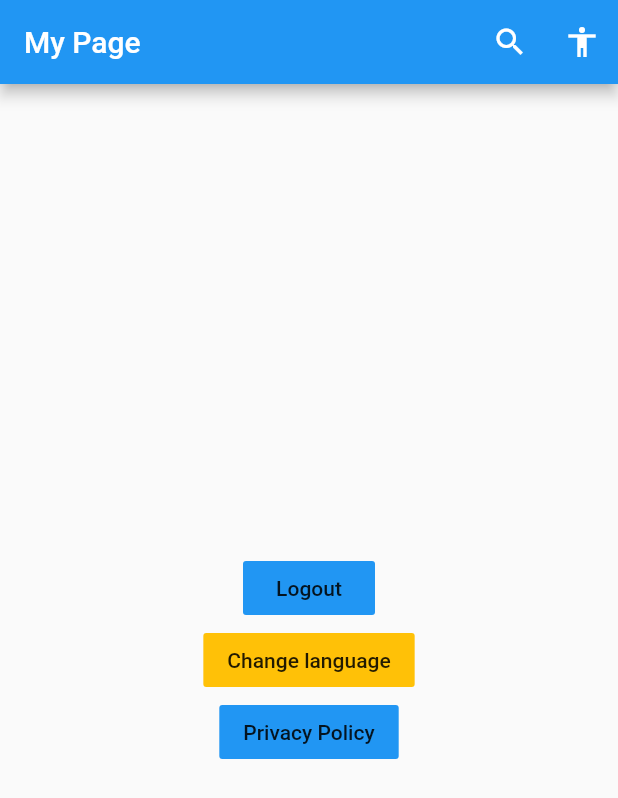
After one commit to andynvt/hmdi, a Flutter app: the _HomeMyPageView screen opened directly, on a phone screen of 412 x 824 dp. The commit adds this screen. Shown: the top 798 px of the screen. Run offline on Flutter 3.47's test engine with Material 2 defaults, Android fonts, the phone set to English and light mode, and no system bars; our stand-ins replace shared_preferences; accounts and stored records are empty.

Commit message:
updated home my page

```diff
--- /dev/null
+++ b/lib/module/home_my_page/home_my_page_logic.dart
@@ -0,0 +1,7 @@
+import 'home_my_page_model.dart';
+
+class HomeMyPageLogic {
+  final HomeMyPageModel _model;
+
+  HomeMyPageLogic(this._model);
+}
--- /dev/null
+++ b/lib/module/home_my_page/home_my_page_model.dart
@@ -0,0 +1,12 @@
+import 'package:flutter/material.dart';
+
+import 'home_my_page_logic.dart';
+
+class HomeMyPageModel extends ChangeNotifier {
+  HomeMyPageLogic _logic;
+  HomeMyPageLogic get logic => _logic;
+
+  HomeMyPageModel() {
+    _logic = HomeMyPageLogic(this);
+  }
+}
--- /dev/null
+++ b/lib/module/home_my_page/home_my_page_view.dart
@@ -0,0 +1,88 @@
+import 'package:flutter/material.dart';
+import 'package:provider/provider.dart';
+
+import '../module.dart';
+import 'home_my_page_model.dart';
+
+ChangeNotifierProvider<HomeMyPageModel> createHomeMyPage() {
+  return ChangeNotifierProvider(
+    create: (_) => HomeMyPageModel(),
+    child: _HomeMyPageView(),
+  );
+}
+
+class _HomeMyPageView extends StatefulWidget {
+  @override
+  _HomeMyPageViewState createState() => _HomeMyPageViewState();
+}
+
+class _HomeMyPageViewState extends State<_HomeMyPageView> {
+  void searchClick() {
+    Navigator.of(context).push(
+      MaterialPageRoute(builder: (_) => createSearch()),
+    );
+  }
+
+  void profileClick() {
+    // TODO
+  }
+
+  void logoutClick() {
+    // TODO
+  }
+
+  void changeLanguageClick() {
+    Navigator.of(context).push(
+      MaterialPageRoute(builder: (_) => createLanguage()),
+    );
+  }
+
+  void privacyClick() {
+    Navigator.of(context).push(
+      MaterialPageRoute(builder: (_) => createPrivacy()),
+    );
+  }
+
+  @override
+  Widget build(BuildContext context) {
+    final model = Provider.of<HomeMyPageModel>(context);
+    return Scaffold(
+      appBar: AppBar(
+        automaticallyImplyLeading: false,
+        title: Text('My Page'),
+        actions: [
+          IconButton(
+            icon: Icon(Icons.search),
+            onPressed: searchClick,
+          ),
+          IconButton(
+            icon: Icon(Icons.accessibility),
+            onPressed: profileClick,
+          ),
+        ],
+      ),
+      body: Center(
+        child: Column(
+          mainAxisSize: MainAxisSize.min,
+          children: [
+            FlatButton(
+              child: Text('Logout'),
+              color: Colors.blue,
+              onPressed: logoutClick,
+            ),
+            FlatButton(
+              child: Text('Change language'),
+              color: Colors.amber,
+              onPressed: changeLanguageClick,
+            ),
+            FlatButton(
+              child: Text('Privacy Policy'),
+              color: Colors.blue,
+              onPressed: privacyClick,
+            ),
+          ],
+        ),
+      ),
+    );
+  }
+}
--- a/lib/module/module.dart
+++ b/lib/module/module.dart
@@ -4,7 +4,6 @@ export './splash/splash_view.dart';
 
 export './login/login_view.dart';
 
-export './my_page/my_page_view.dart';
 
 export './home/home_view.dart';
 
@@ -66,3 +65,5 @@ export './vehicle_trim_compare/vehicle_trim_compare_view.dart';
 export './vehicle_trim_filter/vehicle_trim_filter_view.dart';
 
 export './stock_detail/stock_detail_view.dart';
+
+export './home_my_page/home_my_page_view.dart';
```
Also changed, not shown: lib/module/home/home_view.dart (+14 -21 lines), lib/module/my_page/my_page_logic.dart (deleted, +0 -7 lines), lib/module/my_page/my_page_model.dart (deleted, +0 -12 lines), lib/module/my_page/my_page_view.dart (deleted, +0 -59 lines).
